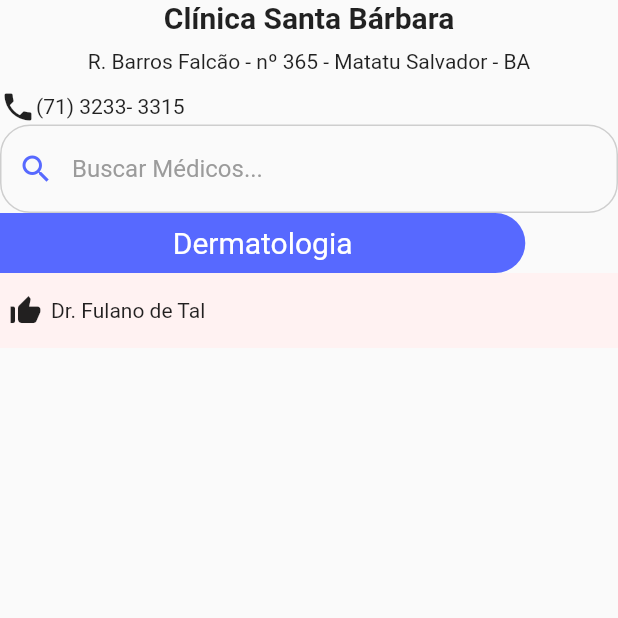
After one commit to AlbertoDoc/cline, a Flutter app: the ClinicOverviewPage screen opened directly, on a phone screen of 412 x 824 dp, the top half of it. The commit adds this screen. Run offline on Flutter 3.47's test engine with Material 2 defaults, Android fonts, the phone set to English and light mode, and no system bars.

Commit message:
feat(ClinicOverview): Partial implementation of ClinicOverview screen.

```diff
--- a/lib/core/values/cline_colors.dart
+++ b/lib/core/values/cline_colors.dart
@@ -7,4 +7,6 @@ class ClineColors {
   static const Color input_hint = Color(0XFF9B9B9B);
   static const Color input_text = Color(0XFF565656);
   static const Color unselect_box = Color(0XFFC4C4C4);
+  static const Color specialization_container = Color(0XFF5769FF);
+  static const Color doctor_container = Color(0XFFFFF2f2);
 }
--- /dev/null
+++ b/lib/features/clinicOverview/clinic_overview_controller.dart
@@ -0,0 +1,28 @@
+import 'dart:async';
+
+abstract class ClinicOverviewController {
+  Stream<String> get searchState;
+  // TODO Add stream for back-end response
+
+  void onSearchChange(String text);
+  void dispose();
+}
+
+class ClinicOverviewImpl extends ClinicOverviewController {
+  final _searchFieldController = StreamController<String>();
+
+  @override
+  Stream<String> get searchState => _searchFieldController.stream;
+
+  @override
+  void onSearchChange(String text) {
+    print("pesquisei");
+    // TODO integration with api and apply debouncer
+    _searchFieldController.add(text);
+  }
+
+  @override
+  void dispose() {
+    _searchFieldController.close();
+  }
+}
--- /dev/null
+++ b/lib/features/clinicOverview/clinic_overview_screen.dart
@@ -0,0 +1,130 @@
+import 'package:cline/core/values/cline_colors.dart';
+import 'package:cline/features/clinicOverview/clinic_overview_controller.dart';
+import 'package:cline/widgets/input_field/input_search_field_clinic.dart';
+import 'package:flutter/material.dart';
+
+class ClinicOverviewPage extends StatefulWidget {
+  @override
+  _ClinicOverviewPageState createState() => _ClinicOverviewPageState();
+}
+
+class _ClinicOverviewPageState extends State<ClinicOverviewPage> {
+  final ClinicOverviewController _controller = ClinicOverviewImpl();
+  final TextEditingController _searchController = TextEditingController();
+
+  @override
+  Widget build(BuildContext context) {
+    return Scaffold(
+      body: SafeArea(
+        child: Column(
+          children: [
+            Center(
+              child: Column(
+                children: [
+                  _clinicInfo(),
+                  _searchField()
+                ],
+              ),
+            ),
+            _specializationContainer(),
+            _doctorContainer(),
+            //_doctorsList()
+          ],
+        ),
+      ),
+    );
+  }
+
+  Widget _clinicInfo() {
+    return Column(
+      children: [
+        Text("Clínica Santa Bárbara",
+          style: TextStyle(
+              fontSize: 20,
+              fontWeight: FontWeight.bold
+          ),
+        ),
+        SizedBox(height: 10,),
+        Text("R. Barros Falcão - nº 365 - Matatu Salvador - BA"),
+        SizedBox(height: 10,),
+        Row(
+          children: [
+            Icon(Icons.phone),
+            Text("(71) 3233- 3315")
+          ],
+        )
+      ],
+    );
+  }
+
+  Widget _searchField() {
+    return StreamBuilder<String>(
+        stream: _controller.searchState,
+        initialData: '',
+
+        builder: (context, snapshot) {
+          return InputSearchFieldClinic(
+              controller: _searchController,
+              onChanged: _controller.onSearchChange
+          );
+        }
+    );
+  }
+
+  // Specialization Container Style
+  Widget _specializationContainer() {
+    return Align(
+      alignment: Alignment(-1.0, 0.0),
+      child: Container(
+        height: 40,
+        width: MediaQuery.of(context).size.width * 0.85,
+        decoration: BoxDecoration(
+          color: ClineColors.specialization_container,
+          borderRadius: BorderRadius.only(
+            topRight: Radius.circular(50),
+            bottomRight: Radius.circular(50)
+          )
+        ),
+        child: Center(
+            child: Text(
+              "Dermatologia",
+              style: TextStyle(
+                  color: ClineColors.white,
+                  fontSize: 20
+              ),
+            )
+        ),
+      ),
+    );
+  }
+
+  // Doctor Container Style
+  Widget _doctorContainer() {
+    return Align(
+      alignment: Alignment(-1.0, 0.0),
+      child: Container(
+        height: 50,
+        width: MediaQuery.of(context).size.width,
+        color: ClineColors.doctor_container,
+        child: Row(
+          children: [
+            SizedBox(width: 5,),
+            Icon(Icons.thumb_up_alt),
+            SizedBox(width: 5,),
+            Text("Dr. Fulano de Tal")
+          ],
+        ),
+      ),
+    );
+  }
+
+  Widget _doctorsList() {
+    return ListView.builder(
+      itemCount: 3,
+      scrollDirection: Axis.vertical,
+      itemBuilder: (context, index) {
+        // TODO build list item
+      }
+    );
+  }
+}
--- /dev/null
+++ b/lib/widgets/input_field/input_search_field_clinic.dart
@@ -0,0 +1,50 @@
+import 'package:cline/core/values/cline_colors.dart';
+import 'package:cline/core/values/text_styles.dart';
+import 'package:cline/widgets/select_box/round_selected_box.dart';
+import 'package:flutter/material.dart';
+
+class InputSearchFieldClinic extends StatelessWidget {
+  final TextEditingController controller;
+  final Function onChanged;
+
+  InputSearchFieldClinic({
+    @required this.controller,
+    @required this.onChanged
+  });
+
+  void onChangedWrapper(String text) {
+    onChanged(controller.text);
+  }
+
+  @override
+  Widget build(BuildContext context) {
+    return TextField(
+      onChanged: onChangedWrapper,
+      controller: controller,
+      style: TextStyles.inputField,
+      keyboardType: TextInputType.visiblePassword,
+      decoration: InputDecoration(
+        contentPadding: EdgeInsets.symmetric(horizontal: 15, vertical: 20),
+        hintText: 'Buscar Médicos...',
+        hintStyle: TextStyles.hintField,
+        enabledBorder: _setBorder(color: ClineColors.input_border),
+        focusedBorder: _setBorder(color: ClineColors.main_primary),
+        prefixIcon: Icon(
+          Icons.search,
+          color: ClineColors.main_primary,
+        ),
+      ),
+    );
+  }
+
+  InputBorder _setBorder({@required Color color}) {
+    return OutlineInputBorder(
+      borderRadius: BorderRadius.all(
+        Radius.circular(20),
+      ),
+      borderSide: BorderSide(
+        color: color,
+      ),
+    );
+  }
+}
```
